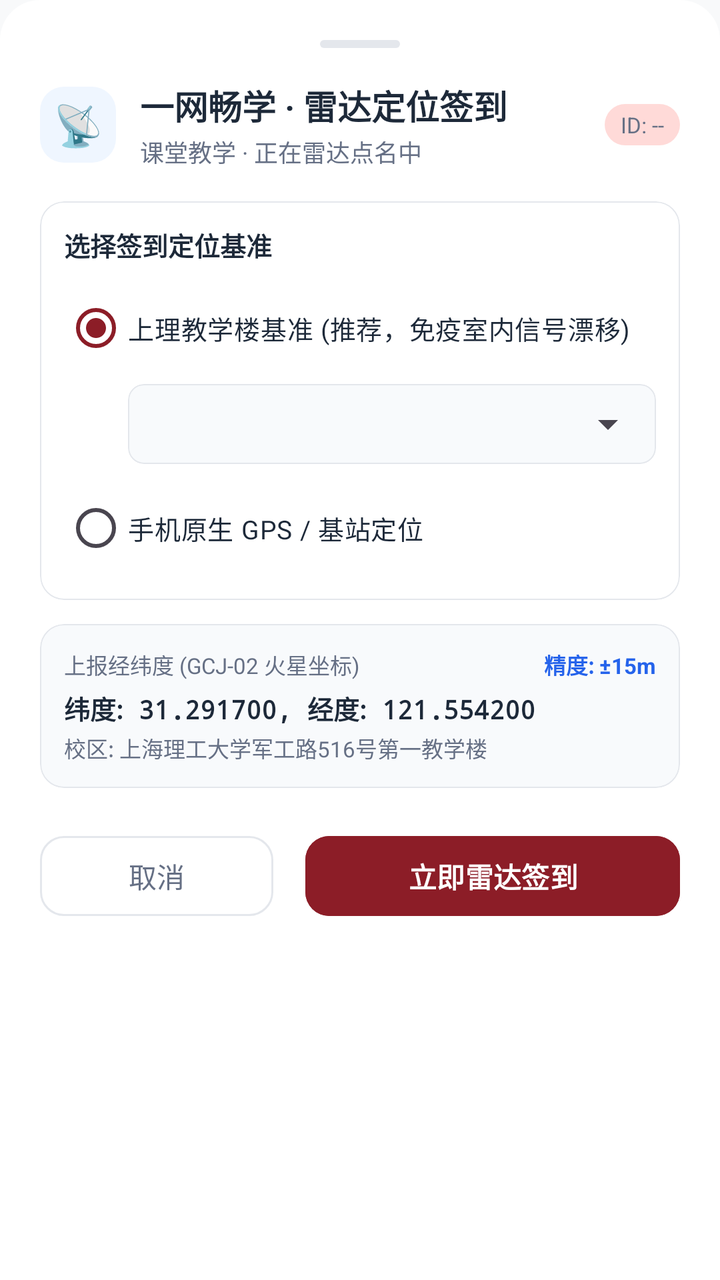
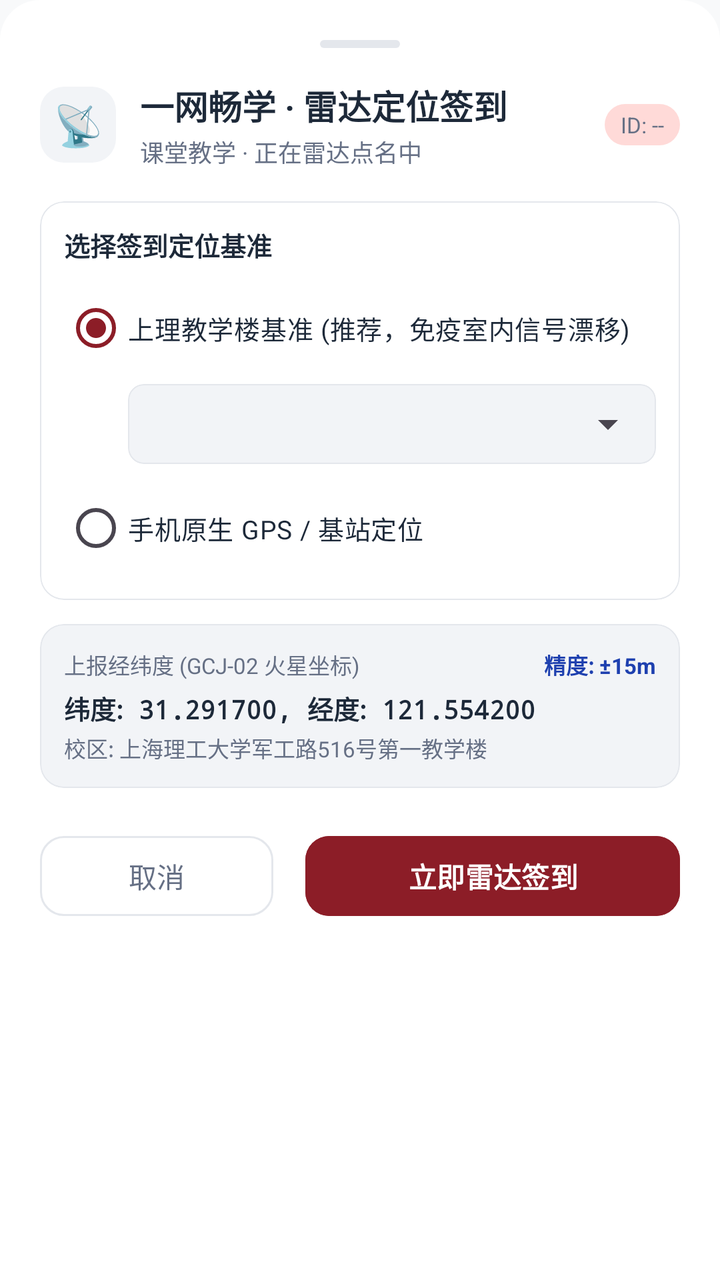

Compare the two renders of this Android layout. The source of the first and the diff that turns it into the second are given below.
<!-- AndroidManifest.xml: application theme Theme.UsstJwgl -->
<!-- res/layout/dialog_radar_rollcall.xml -->
<?xml version="1.0" encoding="utf-8"?>
<LinearLayout xmlns:android="http://schemas.android.com/apk/res/android"
    xmlns:app="http://schemas.android.com/apk/res-auto"
    xmlns:tools="http://schemas.android.com/tools"
    android:layout_width="match_parent"
    android:layout_height="wrap_content"
    android:background="@drawable/bg_sheet_dialog"
    android:orientation="vertical"
    android:padding="20dp">

    
    <View
        android:layout_width="40dp"
        android:layout_height="4dp"
        android:layout_gravity="center_horizontal"
        android:layout_marginBottom="16dp"
        android:background="@drawable/bg_bottom_sheet_handle" />

    
    <LinearLayout
        android:layout_width="match_parent"
        android:layout_height="wrap_content"
        android:gravity="center_vertical"
        android:orientation="horizontal">

        <TextView
            android:layout_width="38dp"
            android:layout_height="38dp"
            android:background="@drawable/bg_badge_rounded"
            android:backgroundTint="#EFF6FF"
            android:gravity="center"
            android:text="📡"
            android:textSize="20sp" />

        <LinearLayout
            android:layout_width="0dp"
            android:layout_height="wrap_content"
            android:layout_marginStart="12dp"
            android:layout_weight="1"
            android:orientation="vertical">

            <TextView
                android:layout_width="wrap_content"
                android:layout_height="wrap_content"
                android:text="一网畅学 · 雷达定位签到"
                android:textColor="@color/text_primary"
                android:textSize="17sp"
                android:textStyle="bold" />

            <TextView
                android:id="@+id/tvRadarCourseInfo"
                android:layout_width="wrap_content"
                android:layout_height="wrap_content"
                android:layout_marginTop="2dp"
                android:text="课堂教学 · 正在雷达点名中"
                android:textColor="@color/text_secondary"
                android:textSize="12sp" />

        </LinearLayout>

        <TextView
            android:id="@+id/tvRadarRollcallIdBadge"
            android:layout_width="wrap_content"
            android:layout_height="wrap_content"
            android:background="@drawable/bg_badge_rounded"
            android:paddingHorizontal="8dp"
            android:paddingVertical="3dp"
            android:text="ID: --"
            android:textColor="@color/text_secondary"
            android:textSize="11sp" />

    </LinearLayout>

    
    <com.google.android.material.card.MaterialCardView
        android:layout_width="match_parent"
        android:layout_height="wrap_content"
        android:layout_marginTop="16dp"
        app:cardBackgroundColor="@color/surface"
        app:cardCornerRadius="12dp"
        app:cardElevation="0dp"
        app:strokeColor="@color/border"
        app:strokeWidth="0.8dp">

        <LinearLayout
            android:layout_width="match_parent"
            android:layout_height="wrap_content"
            android:orientation="vertical"
            android:padding="12dp">

            <TextView
                android:layout_width="wrap_content"
                android:layout_height="wrap_content"
                android:text="选择签到定位基准"
                android:textColor="@color/text_primary"
                android:textSize="13sp"
                android:textStyle="bold" />

            <RadioGroup
                android:id="@+id/rgLocationMode"
                android:layout_width="match_parent"
                android:layout_height="wrap_content"
                android:layout_marginTop="8dp"
                android:orientation="vertical">

                
                <RadioButton
                    android:id="@+id/rbModeBuilding"
                    android:layout_width="match_parent"
                    android:layout_height="wrap_content"
                    android:checked="true"
                    android:text="上理教学楼基准 (推荐，免疫室内信号漂移)"
                    android:textColor="@color/text_primary"
                    android:textSize="13sp" />

                
                <LinearLayout
                    android:id="@+id/layoutBuildingSelector"
                    android:layout_width="match_parent"
                    android:layout_height="wrap_content"
                    android:layout_marginStart="32dp"
                    android:layout_marginTop="4dp"
                    android:layout_marginBottom="8dp"
                    android:gravity="center_vertical"
                    android:orientation="horizontal">

                    <com.google.android.material.card.MaterialCardView
                        android:layout_width="match_parent"
                        android:layout_height="40dp"
                        app:cardBackgroundColor="#F8FAFC"
                        app:cardCornerRadius="8dp"
                        app:cardElevation="0dp"
                        app:strokeColor="@color/border"
                        app:strokeWidth="0.8dp">

                        <Spinner
                            android:id="@+id/spinnerBuildings"
                            android:layout_width="match_parent"
                            android:layout_height="match_parent"
                            android:paddingHorizontal="10dp" />

                    </com.google.android.material.card.MaterialCardView>

                </LinearLayout>

                
                <RadioButton
                    android:id="@+id/rbModeCurrentGps"
                    android:layout_width="match_parent"
                    android:layout_height="wrap_content"
                    android:text="手机原生 GPS / 基站定位"
                    android:textColor="@color/text_primary"
                    android:textSize="13sp" />

                
                <LinearLayout
                    android:id="@+id/layoutGpsStatus"
                    android:layout_width="match_parent"
                    android:layout_height="wrap_content"
                    android:layout_marginStart="32dp"
                    android:layout_marginTop="4dp"
                    android:gravity="center_vertical"
                    android:orientation="horizontal"
                    android:visibility="gone">

                    <TextView
                        android:id="@+id/tvGpsStatus"
                        android:layout_width="0dp"
                        android:layout_height="wrap_content"
                        android:layout_weight="1"
                        android:text="正在获取当前高精度位置..."
                        android:textColor="@color/text_secondary"
                        android:textSize="12sp" />

                    <com.google.android.material.button.MaterialButton
                        android:id="@+id/btnRefreshGps"
                        style="@style/Widget.Material3.Button.TextButton"
                        android:layout_width="wrap_content"
                        android:layout_height="36dp"
                        android:text="重新定位"
                        android:textSize="11sp" />

                </LinearLayout>

            </RadioGroup>

        </LinearLayout>

    </com.google.android.material.card.MaterialCardView>

    
    <com.google.android.material.card.MaterialCardView
        android:layout_width="match_parent"
        android:layout_height="wrap_content"
        android:layout_marginTop="12dp"
        app:cardBackgroundColor="#F8FAFC"
        app:cardCornerRadius="12dp"
        app:cardElevation="0dp"
        app:strokeColor="@color/border"
        app:strokeWidth="0.8dp">

        <LinearLayout
            android:layout_width="match_parent"
            android:layout_height="wrap_content"
            android:orientation="vertical"
            android:padding="12dp">

            <LinearLayout
                android:layout_width="match_parent"
                android:layout_height="wrap_content"
                android:gravity="center_vertical"
                android:orientation="horizontal">

                <TextView
                    android:layout_width="0dp"
                    android:layout_height="wrap_content"
                    android:layout_weight="1"
                    android:text="上报经纬度 (GCJ-02 火星坐标)"
                    android:textColor="@color/text_secondary"
                    android:textSize="11sp" />

                <TextView
                    android:id="@+id/tvAccuracyTip"
                    android:layout_width="wrap_content"
                    android:layout_height="wrap_content"
                    android:text="精度: ±15m"
                    android:textColor="#2563EB"
                    android:textSize="11sp"
                    android:textStyle="bold" />

            </LinearLayout>

            <TextView
                android:id="@+id/tvCoordinatesDisplay"
                android:layout_width="wrap_content"
                android:layout_height="wrap_content"
                android:layout_marginTop="4dp"
                android:fontFamily="monospace"
                android:text="纬度: 31.291700, 经度: 121.554200"
                android:textColor="@color/text_primary"
                android:textSize="13sp"
                android:textStyle="bold" />

            <TextView
                android:id="@+id/tvSelectedBuildingCampus"
                android:layout_width="wrap_content"
                android:layout_height="wrap_content"
                android:layout_marginTop="2dp"
                android:text="校区: 上海理工大学军工路516号第一教学楼"
                android:textColor="@color/text_secondary"
                android:textSize="11sp" />

        </LinearLayout>

    </com.google.android.material.card.MaterialCardView>

    
    <com.google.android.material.checkbox.MaterialCheckBox
        android:id="@+id/cbRadarSignAll"
        android:layout_width="match_parent"
        android:layout_height="wrap_content"
        android:layout_marginTop="10dp"
        android:text="同时为全部已保存账号签到 (独立设备码)"
        android:textColor="@color/text_secondary"
        android:textSize="12.5sp"
        android:visibility="gone" />

    
    <LinearLayout
        android:layout_width="match_parent"
        android:layout_height="wrap_content"
        android:layout_marginTop="20dp"
        android:gravity="center_vertical"
        android:orientation="horizontal">

        <com.google.android.material.button.MaterialButton
            android:id="@+id/btnCancelRadar"
            style="@style/Widget.Material3.Button.OutlinedButton"
            android:layout_width="0dp"
            android:layout_height="48dp"
            android:layout_marginEnd="8dp"
            android:layout_weight="1"
            android:text="取消"
            android:textColor="@color/text_secondary"
            app:cornerRadius="12dp"
            app:strokeColor="@color/border" />

        <FrameLayout
            android:layout_width="0dp"
            android:layout_height="48dp"
            android:layout_marginStart="8dp"
            android:layout_weight="1.6">

            <com.google.android.material.button.MaterialButton
                android:id="@+id/btnSubmitRadar"
                android:layout_width="match_parent"
                android:layout_height="match_parent"
                android:backgroundTint="@color/primary"
                android:text="立即雷达签到"
                android:textColor="#FFFFFF"
                android:textSize="14sp"
                android:textStyle="bold"
                app:cornerRadius="12dp" />

            <ProgressBar
                android:id="@+id/progressRadarSubmitting"
                android:layout_width="24dp"
                android:layout_height="24dp"
                android:layout_gravity="center"
                android:indeterminateTint="#FFFFFF"
                android:visibility="gone" />

        </FrameLayout>

    </LinearLayout>

</LinearLayout>
<!-- resources referenced by this layout -->
<resources>
  <color name="border">#E4E7EC</color>
  <color name="primary">#8C1D27</color>
  <color name="surface">#FFFFFF</color>
  <color name="text_primary">#1D2939</color>
  <color name="text_secondary">#667085</color>
  <!-- drawable bg_badge_rounded (drawable) -->
  <?xml version="1.0" encoding="utf-8"?>
  <shape xmlns:android="http://schemas.android.com/apk/res/android"
      android:shape="rectangle">
      <corners android:radius="12dp" />
      <solid android:color="@color/badge_bg" />
  </shape>
  <!-- drawable bg_bottom_sheet_handle (drawable) -->
  <?xml version="1.0" encoding="utf-8"?>
  <shape xmlns:android="http://schemas.android.com/apk/res/android">
      <solid android:color="@color/border" />
      <corners android:radius="2dp" />
  </shape>
  <!-- drawable bg_sheet_dialog (drawable) -->
  <?xml version="1.0" encoding="utf-8"?>
  <shape xmlns:android="http://schemas.android.com/apk/res/android"
      android:shape="rectangle">
      <solid android:color="@color/surface" />
      <corners
          android:topLeftRadius="20dp"
          android:topRightRadius="20dp"
          android:bottomLeftRadius="0dp"
          android:bottomRightRadius="0dp" />
  </shape>
  <style name="Theme.UsstJwgl" parent="Theme.Material3.DayNight.NoActionBar">
          <item name="colorPrimary">@color/primary</item>
          <item name="colorOnPrimary">@color/on_primary</item>
          <item name="colorPrimaryContainer">@color/primary_container</item>
          <item name="colorOnPrimaryContainer">@color/on_primary_container</item>
  
          <item name="colorSecondary">@color/secondary</item>
          <item name="colorSecondaryContainer">@color/secondary_container</item>
          <item name="colorOnSecondaryContainer">@color/on_secondary_container</item>
  
          <item name="android:statusBarColor">@android:color/transparent</item>
          <item name="android:windowLightStatusBar">true</item>
          <item name="android:navigationBarColor">@android:color/transparent</item>
          <item name="android:windowLightNavigationBar" tools:targetApi="o_mr1">true</item>
          <item name="android:windowBackground">@color/background</item>
  
          
          <item name="bottomNavigationStyle">@style/Widget.Material3.BottomNavigationView</item>
  
          
          <item name="materialCardViewStyle">@style/Widget.Material3.CardView.Outlined</item>
      </style>
  <color name="badge_bg">#FFDAD8</color>
  <color name="on_primary">#FFFFFF</color>
  <color name="primary_container">#FFDAD8</color>
  <color name="on_primary_container">#3B080E</color>
  <color name="secondary">#775654</color>
  <color name="secondary_container">#FFDAD7</color>
  <color name="on_secondary_container">#2C1514</color>
  <color name="background">#F8F9FA</color>
</resources>

<!-- the commit's change to res/layout/dialog_radar_rollcall.xml (unified diff, before → after) -->
@@ -27,7 +27,7 @@
             android:layout_width="38dp"
             android:layout_height="38dp"
             android:background="@drawable/bg_badge_rounded"
-            android:backgroundTint="#EFF6FF"
+            android:backgroundTint="@color/surface_variant"
             android:gravity="center"
             android:text="📡"
             android:textSize="20sp" />
@@ -127,7 +127,7 @@
                     <com.google.android.material.card.MaterialCardView
                         android:layout_width="match_parent"
                         android:layout_height="40dp"
-                        app:cardBackgroundColor="#F8FAFC"
+                        app:cardBackgroundColor="@color/surface_variant"
                         app:cardCornerRadius="8dp"
                         app:cardElevation="0dp"
                         app:strokeColor="@color/border"
@@ -193,7 +193,7 @@
         android:layout_width="match_parent"
         android:layout_height="wrap_content"
         android:layout_marginTop="12dp"
-        app:cardBackgroundColor="#F8FAFC"
+        app:cardBackgroundColor="@color/surface_variant"
         app:cardCornerRadius="12dp"
         app:cardElevation="0dp"
         app:strokeColor="@color/border"
@@ -224,7 +224,7 @@
                     android:layout_width="wrap_content"
                     android:layout_height="wrap_content"
                     android:text="精度: ±15m"
-                    android:textColor="#2563EB"
+                    android:textColor="@color/grade_blue_text"
                     android:textSize="11sp"
                     android:textStyle="bold" />
 
@@ -297,7 +297,7 @@
                 android:layout_height="match_parent"
                 android:backgroundTint="@color/primary"
                 android:text="立即雷达签到"
-                android:textColor="#FFFFFF"
+                android:textColor="@color/on_primary"
                 android:textSize="14sp"
                 android:textStyle="bold"
                 app:cornerRadius="12dp" />
<!-- resource entries referenced after the edit -->
@@ -1,8 +1,10 @@
 <!-- resources referenced by this layout -->
 <resources>
   <color name="border">#E4E7EC</color>
+  <color name="grade_blue_text">#1E40AF</color>
   <color name="primary">#8C1D27</color>
   <color name="surface">#FFFFFF</color>
+  <color name="surface_variant">#F2F4F7</color>
   <color name="text_primary">#1D2939</color>
   <color name="text_secondary">#667085</color>
   <!-- drawable bg_badge_rounded (drawable) -->
